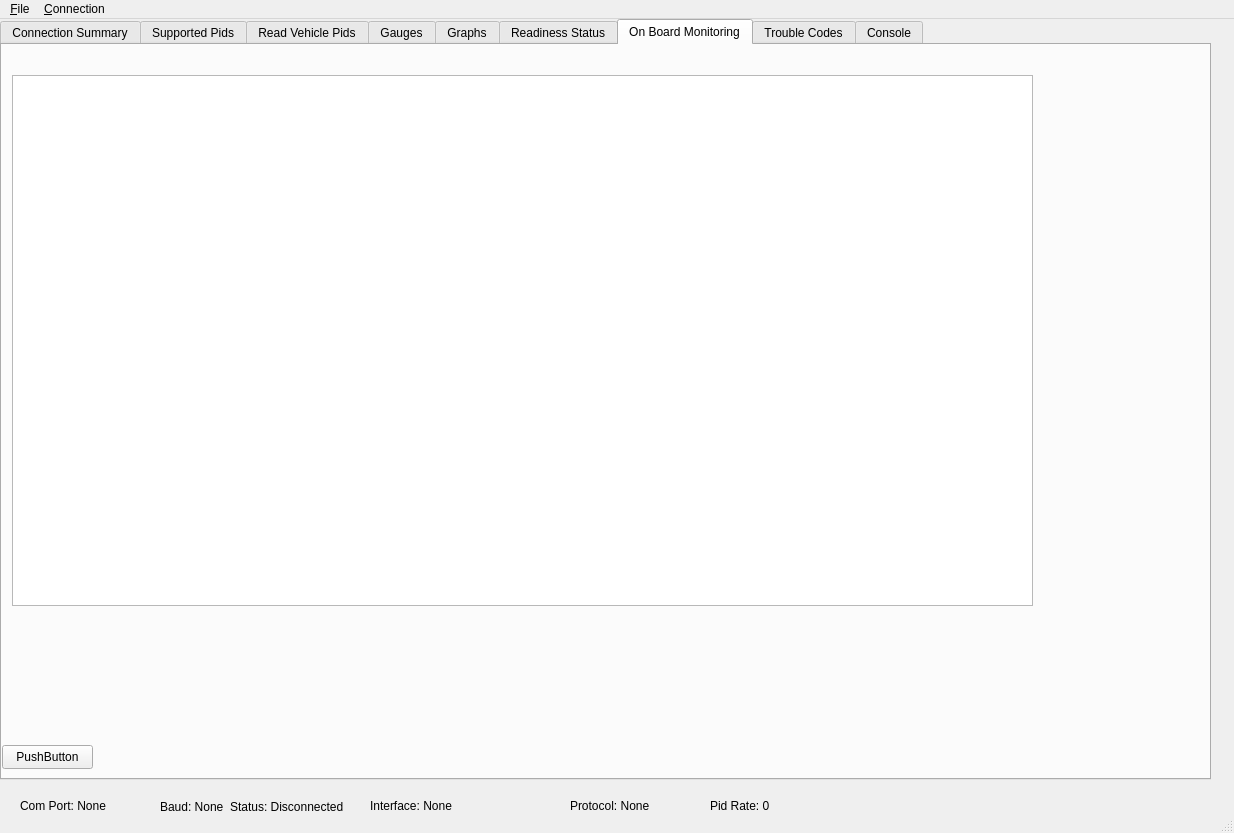
Above: mainwindow.ui from malcom2073/obdtool before the change. Below: the same form after it.
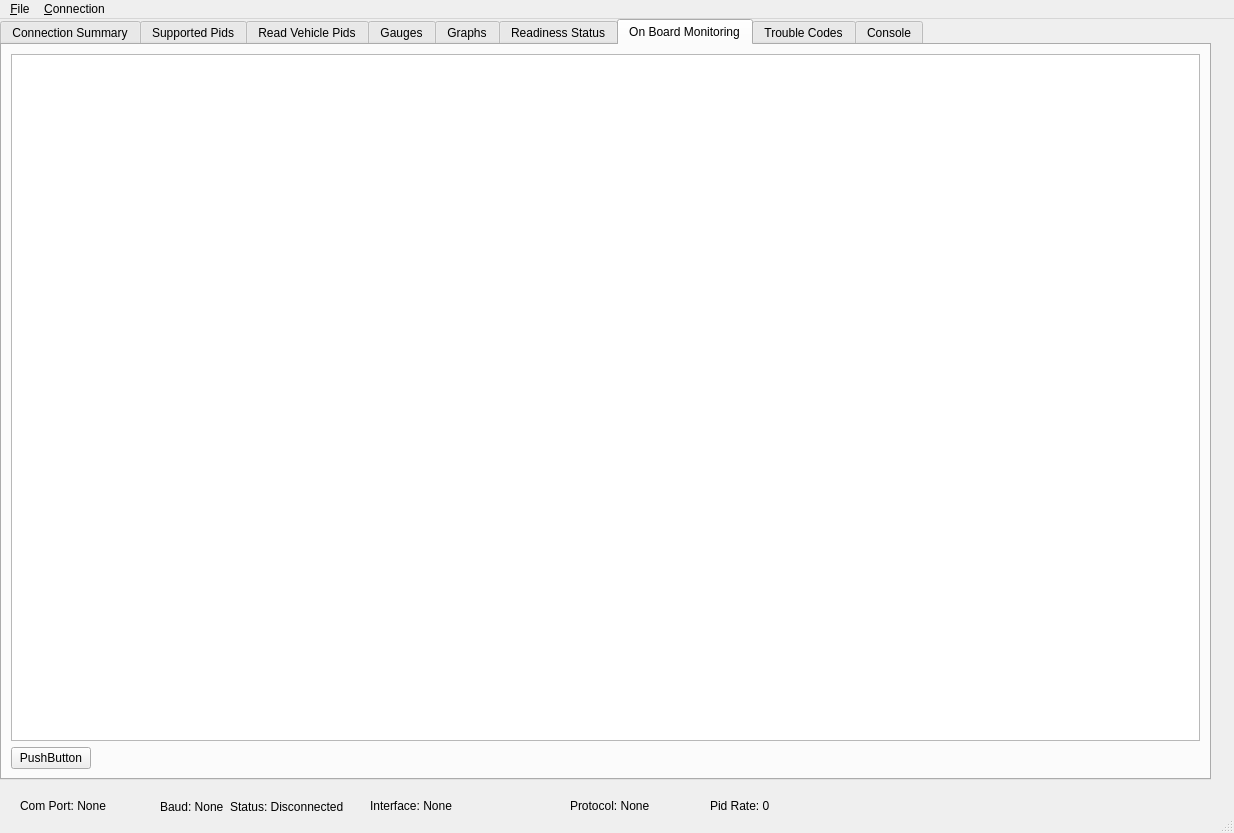
That is the form after the change. The open tabs and pages were chosen to show the change.

Commit message: Changes for UI to look nicer

```diff
--- a/mainwindow.ui
+++ b/mainwindow.ui
@@ -297,29 +297,39 @@
      <attribute name="title">
       <string>On Board Monitoring</string>
      </attribute>
-     <widget class="QTableWidget" name="mode06TableWidget">
-      <property name="geometry">
-       <rect>
-        <x>10</x>
-        <y>30</y>
-        <width>1021</width>
-        <height>531</height>
-       </rect>
-      </property>
-     </widget>
-     <widget class="QPushButton" name="monitorPushButton">
-      <property name="geometry">
-       <rect>
-        <x>0</x>
-        <y>700</y>
-        <width>91</width>
-        <height>24</height>
-       </rect>
-      </property>
-      <property name="text">
-       <string>PushButton</string>
-      </property>
-     </widget>
+     <layout class="QVBoxLayout" name="verticalLayout_16">
+      <item>
+       <layout class="QVBoxLayout" name="verticalLayout_15">
+        <item>
+         <widget class="QTableWidget" name="mode06TableWidget"/>
+        </item>
+        <item>
+         <layout class="QHBoxLayout" name="horizontalLayout_8">
+          <item>
+           <widget class="QPushButton" name="monitorPushButton">
+            <property name="text">
+             <string>PushButton</string>
+            </property>
+           </widget>
+          </item>
+          <item>
+           <spacer name="horizontalSpacer_6">
+            <property name="orientation">
+             <enum>Qt::Horizontal</enum>
+            </property>
+            <property name="sizeHint" stdset="0">
+             <size>
+              <width>40</width>
+              <height>20</height>
+             </size>
+            </property>
+           </spacer>
+          </item>
+         </layout>
+        </item>
+       </layout>
+      </item>
+     </layout>
     </widget>
     <widget class="QWidget" name="troubleCodesTab">
      <attribute name="title">
```
Left out of the diff: 2 changed lines with no effect on the pictures. The commit also changes 2 other files.
